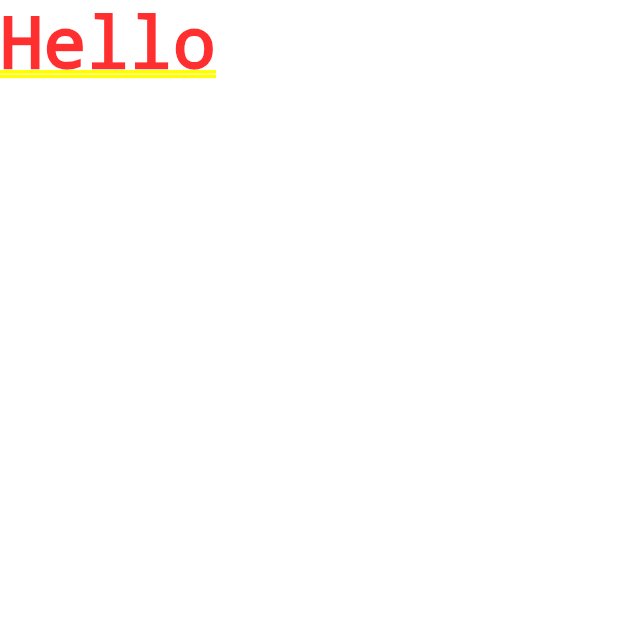
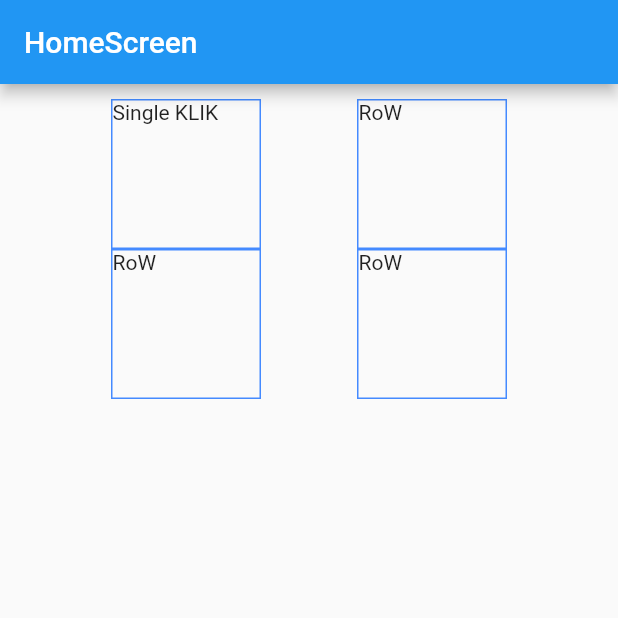
Before and after one commit to Dragan1810/hello-Flutter, a Flutter app: the screen it shows after launch, on a phone screen of 412 x 824 dp, the top half of it. Run offline on Flutter 3.47's test engine with Material 2 defaults, Android fonts, the phone set to English and light mode, and no system bars; our stand-ins replace rxdart.

Commit message:
home screen init

```diff
--- a/lib/screens/HomeScreen.dart
+++ b/lib/screens/HomeScreen.dart
@@ -5,6 +5,64 @@ class HomeScreen extends StatelessWidget {
 
   @override
   Widget build(BuildContext context) {
-    return Text("Hello");
+    return Scaffold(
+      appBar: AppBar(
+        title: Text("HomeScreen"),
+      ),
+      body: Container(
+        padding: EdgeInsets.all(10.0),
+        child: Column(
+          children: <Widget>[
+            Row(
+              mainAxisAlignment: MainAxisAlignment.spaceEvenly,
+              children: <Widget>[
+                GestureDetector (
+                  onTap: () {
+                    print("onTap called.");
+                  },
+                  child: Container(
+                  decoration: new BoxDecoration(
+                      border: new Border.all(color: Colors.blueAccent)
+                  ),
+                    child: Text("Single KLIK"),
+                    width: 100.00,
+                    height: 100.00,
+                ),
+                ),
+                Container(
+                  decoration: new BoxDecoration(
+                      border: new Border.all(color: Colors.blueAccent)
+                  ),
+                  child: Text("RoW"),
+                  width: 100.00,
+                  height: 100.00,
+                ),
+              ],
+            ),
+            Row(
+              mainAxisAlignment: MainAxisAlignment.spaceEvenly,
+              children: <Widget>[
+                Container(
+                  decoration: new BoxDecoration(
+                    border: new Border.all(color: Colors.blueAccent)
+                  ),
+                  child: Text("RoW"),
+                  width: 100.00,
+                  height: 100.00,
+                ),
+                Container(
+                  decoration: new BoxDecoration(
+                      border: new Border.all(color: Colors.blueAccent)
+                  ),
+                  child: Text("RoW"),
+                  width: 100.00,
+                  height: 100.00,
+                ),
+              ],
+            ),
+          ],
+        ),
+      ),
+    );
   }
 }
```
